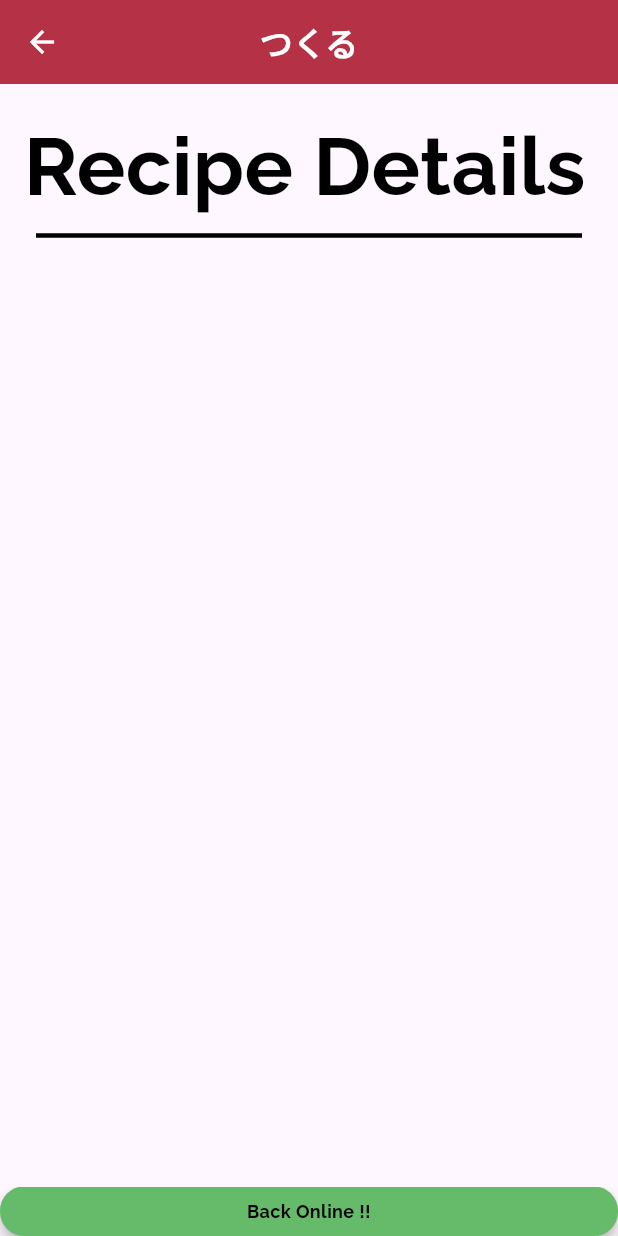
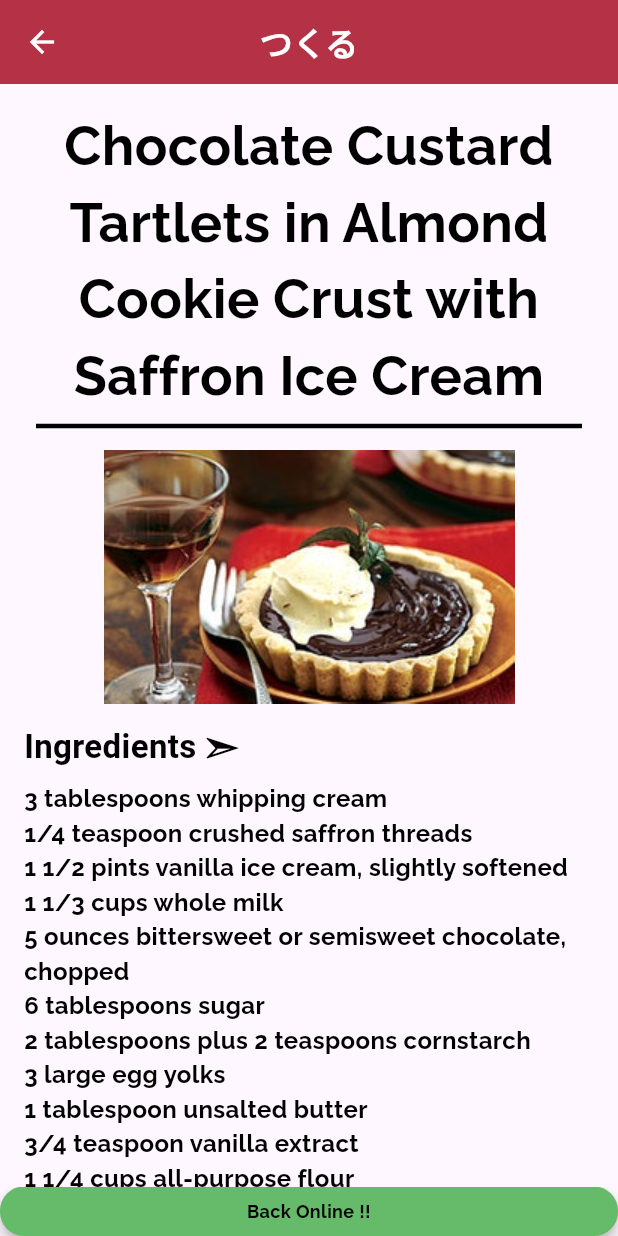
Before and after one commit to shashwat0224/Tsukuru-Mobile-App, a Flutter app: the RecipeScreen screen opened directly, on a phone screen of 412 x 824 dp. Run offline on Flutter 3.47's test engine with Material 3 defaults, Android fonts, the phone set to English and light mode, and no system bars; our stand-ins replace internet_connection_checker_plus; Roboto replaces fonts that are missing (Alata); project files that could hold a hidden picture were left out.

Commit message:
added some content in recipe page

```diff
--- a/lib/screens/recipescreen.dart
+++ b/lib/screens/recipescreen.dart
@@ -6,6 +6,40 @@ class RecipeScreen extends StatelessWidget {
 
   @override
   Widget build(BuildContext context) {
+    List<String> ingredients = [
+      '3 tablespoons whipping cream',
+      '1/4 teaspoon crushed saffron threads',
+      '1 1/2 pints vanilla ice cream, slightly softened',
+      '1 1/3 cups whole milk',
+      '5 ounces bittersweet or semisweet chocolate, chopped',
+      '6 tablespoons sugar',
+      '2 tablespoons plus 2 teaspoons cornstarch',
+      '3 large egg yolks',
+      '1 tablespoon unsalted butter',
+      '3/4 teaspoon vanilla extract',
+      '1 1/4 cups all-purpose flour',
+      '1/2 cup blanched slivered almonds',
+      '2 1/2 tablespoons sugar',
+      '1/2 teaspoon (generous) baking powder',
+      '1/2 cup (1 stick) chilled unsalted butter, cut into 1/2-inch cubes',
+      '2 tablespoons whipping cream',
+      '1 large egg yolk',
+      'Fresh mint sprigs',
+    ];
+
+    List<Widget> ingredientsList = ingredients.map((ingredient) {
+      return Text(
+        ingredient,
+        style: TextStyle(
+          fontSize: 16,
+          color: Colors.black,
+          fontWeight: FontWeight.bold,
+          fontFamily: 'Raleway',
+        ),
+        textAlign: TextAlign.left,
+      );
+    }).toList();
+
     return Scaffold(
       // backgroundColor: Colors.black,
       appBar: AppBar(
@@ -15,14 +49,14 @@ class RecipeScreen extends StatelessWidget {
         iconTheme: IconThemeData(color: Colors.white),
       ),
       body: SafeArea(
-        child: Padding(
+        child: SingleChildScrollView(
           padding: const EdgeInsets.all(16.0),
           child: Column(
-            crossAxisAlignment: CrossAxisAlignment.start,
-            children: [
+            children: <Widget>[
               UiHelper.customText(
-                title: 'Recipe Details',
-                size: 54,
+                title:
+                    'Chocolate Custard Tartlets in Almond Cookie Crust with Saffron Ice Cream',
+                size: 36,
                 color: Colors.black,
               ),
               Divider(
@@ -31,6 +65,28 @@ class RecipeScreen extends StatelessWidget {
                 indent: 8,
                 endIndent: 8,
               ),
+              Padding(
+                padding: const EdgeInsets.only(top: 8.0, bottom: 12.0),
+                child: UiHelper.customImage(
+                  img:
+                      'chocolate-custard-tartlets-in-almond-cookie-crust-with-saffron-ice-cream-232861.jpg',
+                ),
+              ),
+              Row(
+                children: [
+                  UiHelper.customText(
+                    title: 'Ingredients ➣',
+                    size: 22,
+                    color: Colors.black,
+                    fontFamily: 'Alata',
+                  ),
+                ],
+              ),
+              SizedBox(height: 8),
+              Column(
+                crossAxisAlignment: CrossAxisAlignment.start,
+                children: ingredientsList,
+              ),
             ],
           ),
         ),
--- a/lib/widgets/uihelper.dart
+++ b/lib/widgets/uihelper.dart
@@ -10,6 +10,7 @@ class UiHelper {
     required double size,
     required Color color,
     String? fontFamily,
+    TextAlign? textAlign,
   }) {
     return Text(
       title,
@@ -19,7 +20,7 @@ class UiHelper {
         fontSize: size,
         color: color,
       ),
-      textAlign: TextAlign.center,
+      textAlign: textAlign ?? TextAlign.center,
     );
   }
 
```
Also changed, not shown: assets/images/chocolate-custard-tartlets-in-almond-cookie-crust-with-saffron-ice-cream-232861.jpg (added).
